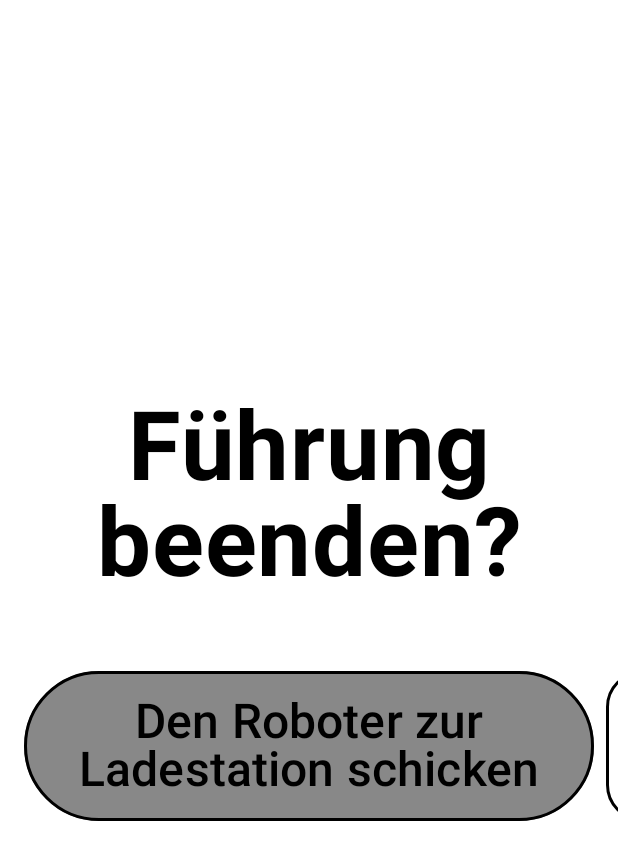
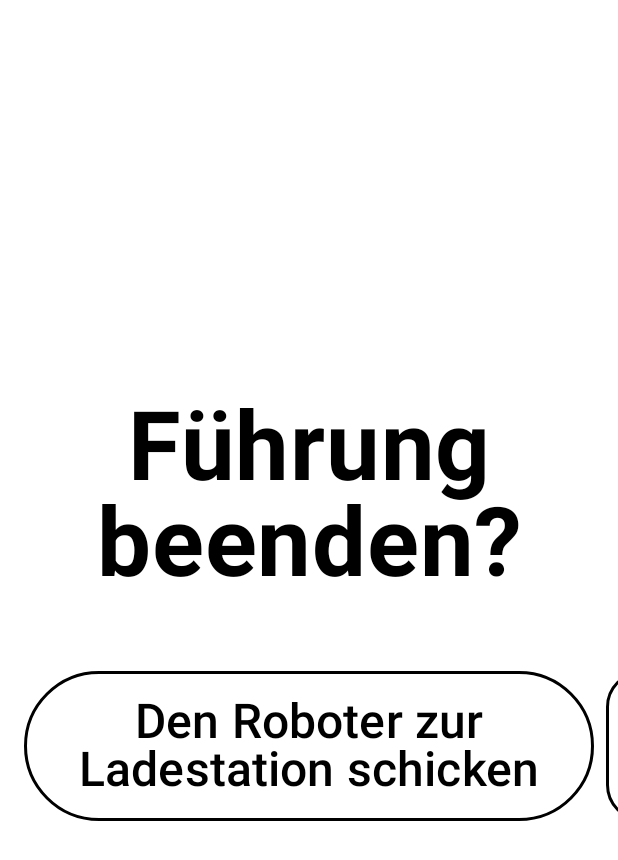
Before and after one commit to janelucia/rob-temi-robo, an Android app built with Jetpack Compose: the composable EndPage called with empty values, after a tap on "Den Roboter zur Ladestation schicken", on a phone screen of 412 x 824 dp. Shown: the top 860 px of the screen. Run offline under Robolectric (Android 15) with nearby library versions, the phone set to English and light mode, and no system bars; our stand-ins replace livedata-compose; libraries missing offline, so code that uses them is left out: com.robotemi.sdk; 3 statements that could not run were skipped; 1 other tap on this screen came first.

Commit message:
fix: button click triggers new color just for a certain time

```diff
--- a/app/src/main/java/de/fhkiel/temi/robogguide/ui/theme/components/Button.kt
+++ b/app/src/main/java/de/fhkiel/temi/robogguide/ui/theme/components/Button.kt
@@ -8,6 +8,10 @@ import androidx.compose.material3.ButtonDefaults
 import androidx.compose.material3.Text
 import androidx.compose.runtime.Composable
 import androidx.compose.runtime.getValue
+import androidx.compose.runtime.mutableStateOf
+import androidx.compose.runtime.remember
+import androidx.compose.runtime.setValue
+import androidx.compose.runtime.LaunchedEffect
 import androidx.compose.ui.Modifier
 import androidx.compose.ui.graphics.Color
 import androidx.compose.ui.text.style.TextAlign
@@ -15,9 +19,7 @@ import androidx.compose.ui.unit.Dp
 import androidx.compose.ui.unit.TextUnit
 import androidx.compose.ui.unit.dp
 import androidx.compose.ui.unit.sp
-import androidx.compose.runtime.remember
-import androidx.compose.runtime.mutableStateOf
-import androidx.compose.runtime.setValue
+import kotlinx.coroutines.delay
 
 @Composable
 fun CustomButton(
@@ -31,13 +33,24 @@ fun CustomButton(
     contentColor: Color = Color.White,
     borderColor: Color = Color.Black,
     borderWidth: Dp = 2.dp,
-    fontSize: TextUnit = 64.sp
+    fontSize: TextUnit = 64.sp,
+    delayMillis: Long = 100 // Time in milliseconds to switch back to initial color
 ) {
     var backgroundColor by remember { mutableStateOf(initialBackgroundColor) }
+    var isClicked by remember { mutableStateOf(false) }
+
+    LaunchedEffect(isClicked) {
+        if (isClicked) {
+            delay(delayMillis)
+            backgroundColor = initialBackgroundColor
+            isClicked = false
+        }
+    }
 
     Button(
         onClick = {
             backgroundColor = clickedBackgroundColor
+            isClicked = true
             onClick()
         },
         modifier = modifier
```
